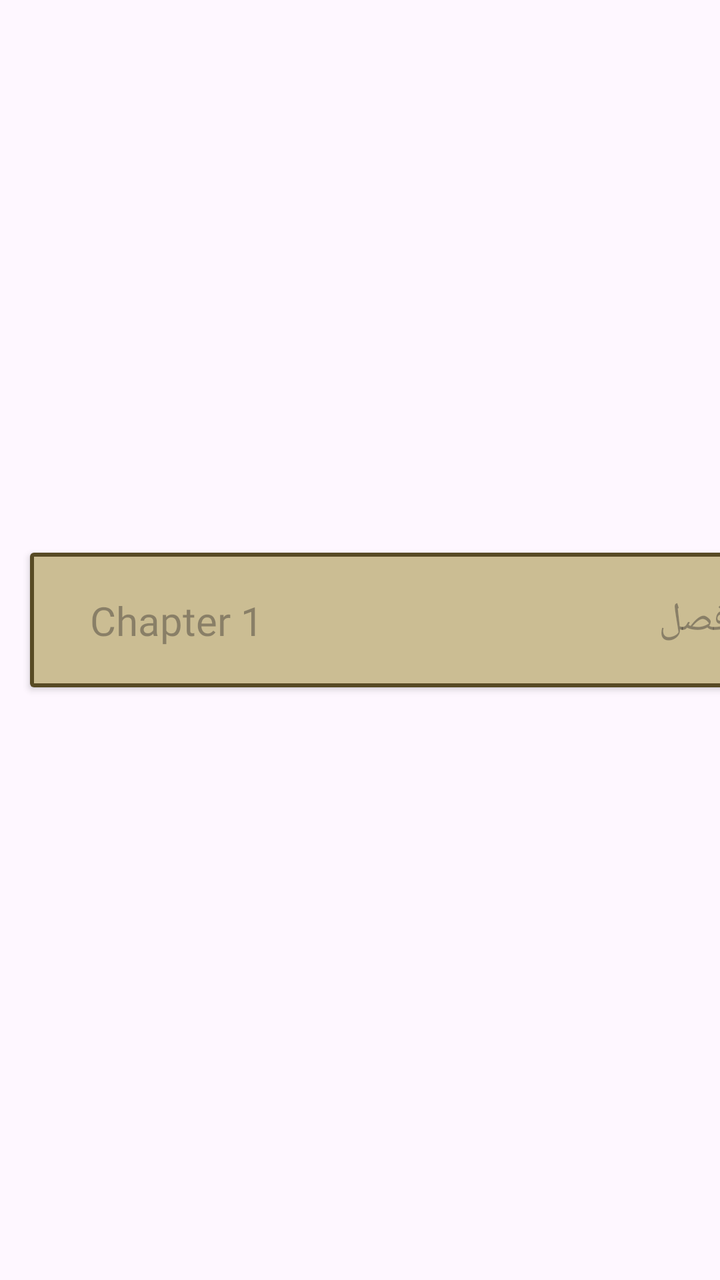
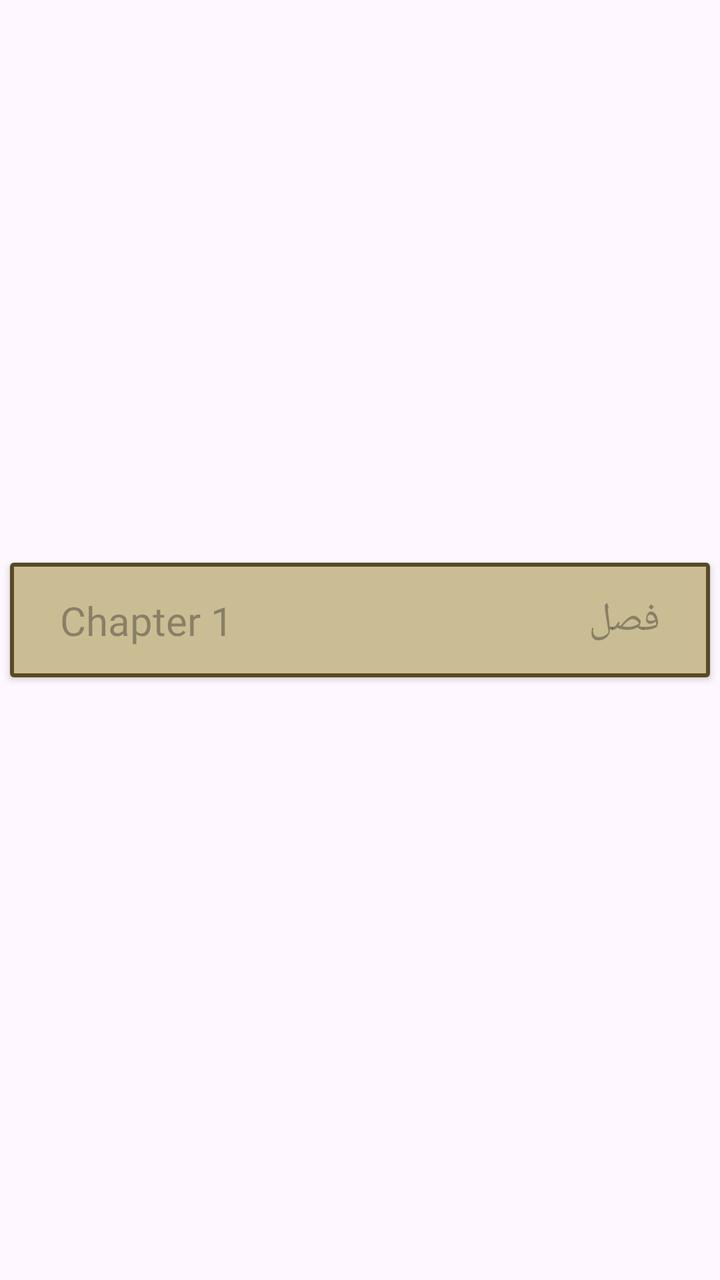

The first picture is an Android layout as it rendered before a commit; the second is the same layout after the commit. The layout source and the unified diff follow.
<!-- AndroidManifest.xml: application theme Theme.TheBelievers -->
<!-- res/layout/quran_item.xml -->
<?xml version="1.0" encoding="utf-8"?>
<androidx.constraintlayout.widget.ConstraintLayout
    xmlns:android="http://schemas.android.com/apk/res/android"
    xmlns:app="http://schemas.android.com/apk/res-auto"
    android:layout_width="match_parent"
    android:layout_height="wrap_content"

    >

    <androidx.cardview.widget.CardView
        android:id="@+id/cardView"
        android:layout_width="380dp"
        android:layout_height="wrap_content"
        app:layout_constraintTop_toTopOf="parent"
        app:layout_constraintStart_toStartOf="parent"
        app:layout_constraintBottom_toBottomOf="parent"
        android:layout_marginStart="15dp"
        android:layout_marginBottom="20dp"
        >

        <androidx.constraintlayout.widget.ConstraintLayout
            android:layout_width="match_parent"
            android:layout_height="match_parent"
            android:padding="20dp"
            android:background="@drawable/quran_shape"
            >

            <TextView
                android:id="@+id/chapterLabel"
                android:layout_width="wrap_content"
                android:layout_height="wrap_content"
                android:hint="Chapter 1"
                android:fontFamily="@font/lexend_light"
                app:layout_constraintTop_toTopOf="parent"
                app:layout_constraintBottom_toBottomOf="parent"
                app:layout_constraintStart_toStartOf="parent"
                android:layout_marginStart="10dp"
                android:textSize="20dp"
                />

            <TextView
                android:id="@+id/arabicNameLabel"
                android:layout_width="wrap_content"
                android:layout_height="wrap_content"
                android:fontFamily="@font/lexend_light"
                android:hint="فصل"
                app:layout_constraintTop_toTopOf="parent"
                app:layout_constraintBottom_toBottomOf="parent"
                app:layout_constraintEnd_toEndOf="parent"
                android:layout_marginEnd="10dp"
                android:textSize="20dp"
                />





        </androidx.constraintlayout.widget.ConstraintLayout>
    </androidx.cardview.widget.CardView>





</androidx.constraintlayout.widget.ConstraintLayout>
<!-- resources referenced by this layout -->
<resources>
  <!-- drawable quran_shape (drawable) -->
  <?xml version="1.0" encoding="utf-8"?>
  <shape
      xmlns:android="http://schemas.android.com/apk/res/android"
      android:shape="rectangle"
      >
      <solid
          android:color="#CBBD93"/>
      <stroke
          android:color="@color/brown"
          android:width="2dp"/>
  </shape>
  <style name="Theme.TheBelievers" parent="Base.Theme.TheBelievers" />
  <color name="brown">#574A24</color>
  <style name="Base.Theme.TheBelievers" parent="Theme.Material3.DayNight.NoActionBar">
          
          
      </style>
</resources>

<!-- the commit's change to res/layout/quran_item.xml (unified diff, before → after) -->
@@ -1,27 +1,34 @@
 <?xml version="1.0" encoding="utf-8"?>
+<layout>
+    <data>
+        <variable
+            name="quran"
+            type="com.northcoders.thebelievers.model.Quran" />
+    </data>
 <androidx.constraintlayout.widget.ConstraintLayout
     xmlns:android="http://schemas.android.com/apk/res/android"
     xmlns:app="http://schemas.android.com/apk/res-auto"
     android:layout_width="match_parent"
     android:layout_height="wrap_content"
-
     >
 
     <androidx.cardview.widget.CardView
         android:id="@+id/cardView"
-        android:layout_width="380dp"
+        android:layout_width="350dp"
         android:layout_height="wrap_content"
         app:layout_constraintTop_toTopOf="parent"
         app:layout_constraintStart_toStartOf="parent"
         app:layout_constraintBottom_toBottomOf="parent"
+        app:layout_constraintEnd_toEndOf="parent"
         android:layout_marginStart="15dp"
         android:layout_marginBottom="20dp"
+        android:layout_marginEnd="15dp"
         >
 
         <androidx.constraintlayout.widget.ConstraintLayout
             android:layout_width="match_parent"
             android:layout_height="match_parent"
-            android:padding="20dp"
+            android:padding="15dp"
             android:background="@drawable/quran_shape"
             >
 
@@ -30,6 +37,7 @@
                 android:layout_width="wrap_content"
                 android:layout_height="wrap_content"
                 android:hint="Chapter 1"
+                android:text="@{quran.surahName}"
                 android:fontFamily="@font/lexend_light"
                 app:layout_constraintTop_toTopOf="parent"
                 app:layout_constraintBottom_toBottomOf="parent"
@@ -44,6 +52,7 @@
                 android:layout_height="wrap_content"
                 android:fontFamily="@font/lexend_light"
                 android:hint="فصل"
+                android:text="@{quran.surahNameArabic}"
                 app:layout_constraintTop_toTopOf="parent"
                 app:layout_constraintBottom_toBottomOf="parent"
                 app:layout_constraintEnd_toEndOf="parent"
@@ -63,3 +72,4 @@
 
 
 </androidx.constraintlayout.widget.ConstraintLayout>
+</layout>
